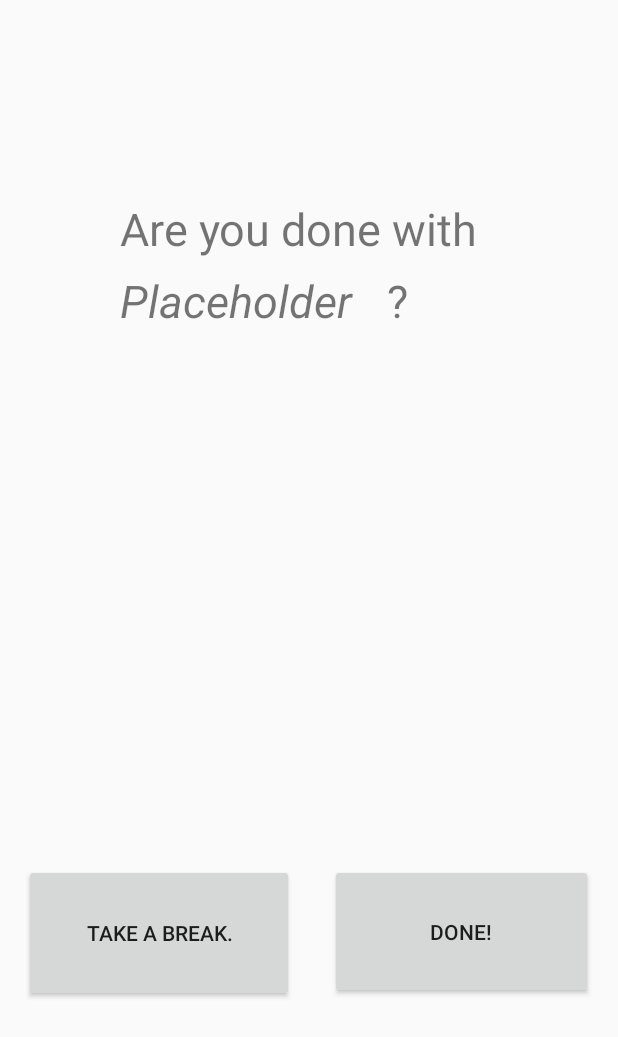
After one commit to carbonXIII/PomodoroApp, an Android app: the layout screen_continue.xml on its own in the app's theme, with its tools: preview values and no code run, on a phone screen of 412 x 824 dp. The commit adds this screen. Shown: the top 1037 px of the screen. Run offline under Robolectric (Android 15) with nearby library versions, the phone set to English and light mode, and no system bars.

Commit message:
Complete the rest of the screens based on the basic sketch

```diff
--- a/project/app/src/main/java/org/team/app/MainActivity.java
+++ b/project/app/src/main/java/org/team/app/MainActivity.java
@@ -6,13 +6,13 @@ package org.team.app;
 import android.app.Activity;
 import android.os.Bundle;
 
-import static org.team.app.R.layout.activity_setup_task;
+import static org.team.app.R.layout.screen_setup_task;
 
 public class MainActivity extends Activity {
 
     @Override
     protected void onCreate(Bundle savedInstanceState) {
         super.onCreate(savedInstanceState);
-        setContentView(activity_setup_task);
+        setContentView(screen_setup_task);
     }
 }
--- /dev/null
+++ b/project/app/src/main/res/layout/screen_continue.xml
@@ -0,0 +1,61 @@
+<?xml version="1.0" encoding="utf-8"?>
+<android.support.constraint.ConstraintLayout xmlns:android="http://schemas.android.com/apk/res/android"
+    xmlns:app="http://schemas.android.com/apk/res-auto"
+    xmlns:tools="http://schemas.android.com/tools"
+    android:layout_width="match_parent"
+    android:layout_height="match_parent">
+
+    <Button
+        android:id="@+id/button_break"
+        android:layout_width="180dp"
+        android:layout_height="92dp"
+        android:layout_marginStart="16dp"
+        android:layout_marginLeft="16dp"
+        android:layout_marginBottom="156dp"
+        android:text="@string/take_a_break"
+        app:layout_constraintBottom_toBottomOf="parent"
+        app:layout_constraintStart_toStartOf="parent" />
+
+    <Button
+        android:id="@+id/button_done"
+        android:layout_width="175dp"
+        android:layout_height="90dp"
+        android:layout_marginStart="24dp"
+        android:layout_marginLeft="24dp"
+        android:text="@string/done"
+        app:layout_constraintEnd_toEndOf="parent"
+        app:layout_constraintHorizontal_bias="0.0"
+        app:layout_constraintStart_toEndOf="@+id/button_break"
+        app:layout_constraintTop_toTopOf="@+id/button_break" />
+
+    <TextView
+        android:id="@+id/textView5"
+        android:layout_width="250dp"
+        android:layout_height="48dp"
+        android:layout_marginStart="80dp"
+        android:layout_marginLeft="80dp"
+        android:layout_marginTop="132dp"
+        android:text="@string/are_you_done_with"
+        android:textSize="30sp"
+        app:layout_constraintStart_toStartOf="parent"
+        app:layout_constraintTop_toTopOf="parent" />
+
+    <TextView
+        android:id="@+id/text_task_name_2"
+        android:layout_width="178dp"
+        android:layout_height="54dp"
+        android:text="@string/placeholder"
+        android:textSize="30sp"
+        android:textStyle="italic"
+        app:layout_constraintStart_toStartOf="@+id/textView5"
+        app:layout_constraintTop_toBottomOf="@+id/textView5" />
+
+    <TextView
+        android:id="@+id/textView7"
+        android:layout_width="73dp"
+        android:layout_height="53dp"
+        android:text="?"
+        android:textSize="30sp"
+        app:layout_constraintStart_toEndOf="@+id/text_task_name_2"
+        app:layout_constraintTop_toBottomOf="@+id/textView5" />
+</android.support.constraint.ConstraintLayout>
--- a/project/app/src/main/res/layout/activity_setup_task.xml
+++ b/project/app/src/main/res/layout/screen_setup_task.xml
@@ -38,9 +38,9 @@
         android:id="@+id/button"
         android:layout_width="wrap_content"
         android:layout_height="wrap_content"
-        android:layout_marginTop="296dp"
+        android:layout_marginBottom="70dp"
         android:text="@string/start"
-        app:layout_constraintEnd_toEndOf="@+id/editTextTaskName"
-        app:layout_constraintTop_toBottomOf="@+id/editTextTaskName" />
+        app:layout_constraintBottom_toBottomOf="parent"
+        app:layout_constraintEnd_toEndOf="@+id/editTextTaskName" />
 
 </android.support.constraint.ConstraintLayout>
--- a/project/app/src/main/res/values/strings.xml
+++ b/project/app/src/main/res/values/strings.xml
@@ -4,4 +4,10 @@
     <string name="name">Name</string>
     <string name="start">Start</string>
     <string name="task_name">Task name</string>
+    <string name="placeholder">Placeholder</string>
+    <string name="finish_early">Finish Early</string>
+    <string name="_13_37">13:37</string>
+    <string name="take_a_break">Take a break.</string>
+    <string name="done">Done!</string>
+    <string name="are_you_done_with">Are you done with</string>
 </resources>
```
Also changed, not shown: project/app/src/main/res/layout/screen_timer.xml (added, +66 -0 lines), 1 other file.
